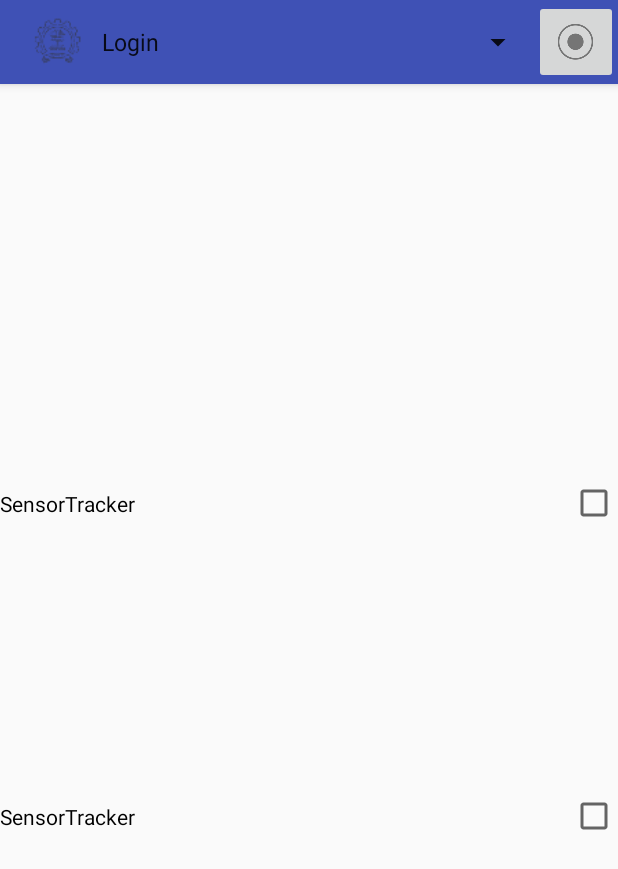
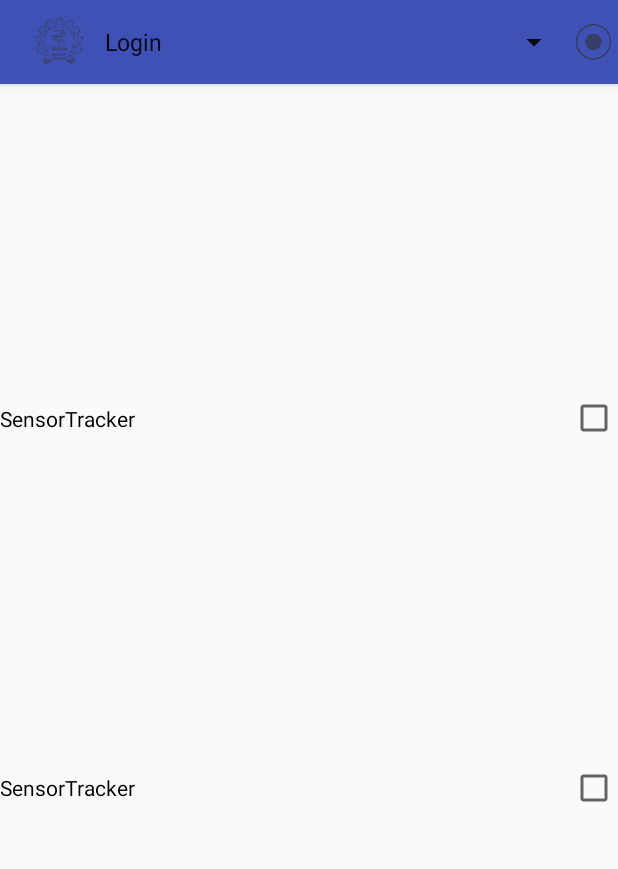
Before and after one commit to ShivaKul/SensorTracker, an Android app: the Sensors screen opened directly, with no data from a screen before it, on a phone screen of 412 x 824 dp. Shown: the top 869 px of the screen. Run offline under Robolectric (Android 15) with nearby library versions, the phone set to English and light mode, and no system bars.

Commit message:
ImageButton transparent

```diff
--- a/app/src/main/res/layout/activity_sensors.xml
+++ b/app/src/main/res/layout/activity_sensors.xml
@@ -39,7 +39,8 @@
                 android:layout_width="wrap_content"
                 android:layout_height="match_parent"
                 android:src="@drawable/rec_button"
-                android:onClick="goToRecord"/>
+                android:onClick="goToRecord"
+                android:background="?android:selectableItemBackground"/>
         </LinearLayout>
 
     </android.support.v7.widget.Toolbar>
@@ -49,14 +50,13 @@
         android:layout_width="match_parent"
         android:layout_height="match_parent"
         android:layout_below="@id/action_bar"
-        android:layout_marginTop="175dp"
+        android:layout_marginTop="100dp"
         android:layout_marginBottom="175dp">
 
         <CheckBox android:id="@+id/checkbox_meat"
             android:layout_width="match_parent"
             android:layout_height="wrap_content"
             android:text="@string/app_name"
-            android:onClick="onCheckboxClicked"
             android:button="@null"
             android:drawableRight="?android:attr/listChoiceIndicatorMultiple"
             android:layout_weight="1"/>
@@ -65,7 +65,6 @@
             android:layout_width="match_parent"
             android:layout_height="wrap_content"
             android:text="@string/app_name"
-            android:onClick="onCheckboxClicked"
             android:button="@null"
             android:drawableRight="?android:attr/listChoiceIndicatorMultiple"
             android:layout_weight="1"/>
```
